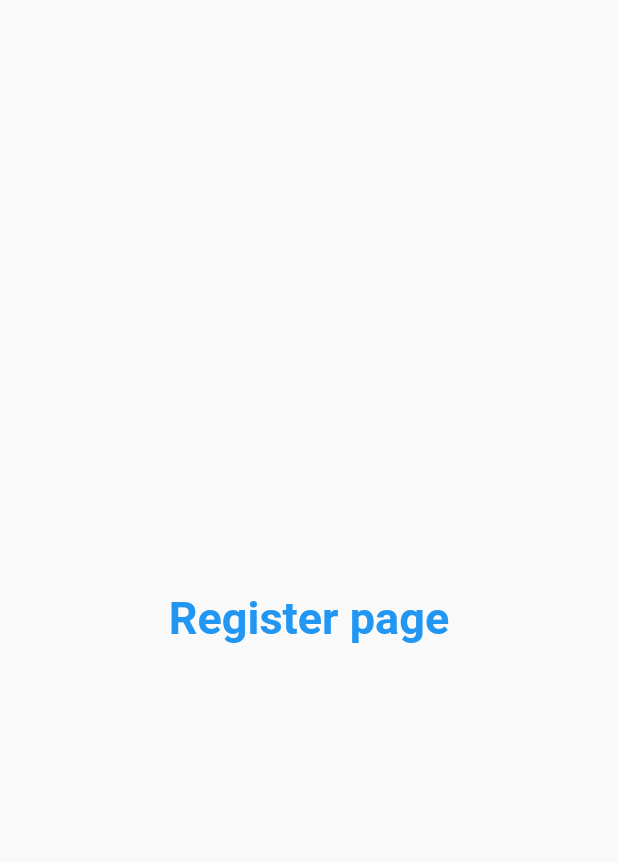
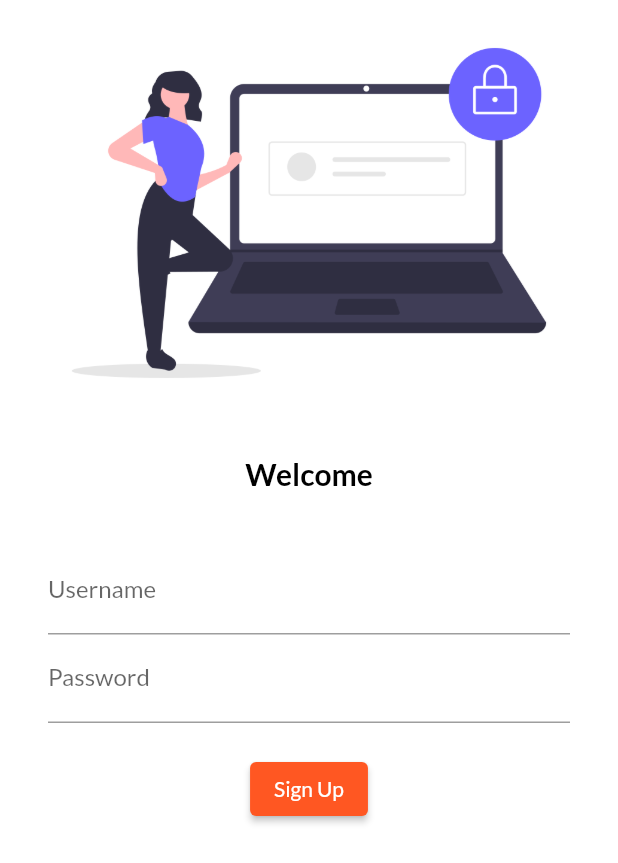
Before and after one commit to noviceyash/Flutter_app, a Flutter app: the screen it shows after launch, on a phone screen of 412 x 824 dp. Shown: the top 863 px of the screen. Run offline on Flutter 3.47's test engine with Material 2 defaults, Android fonts, the light colour scheme and no system bars; our stand-ins replace google_fonts.

Commit message:
AddingImages,GoogleFonts,ElevatedButton,LoginPage

```diff
--- a/lib/main.dart
+++ b/lib/main.dart
@@ -1,6 +1,7 @@
 import 'package:flutter/material.dart';
+import 'package:google_fonts/google_fonts.dart';
 import 'package:scapes_bouquet/pages/home_page.dart';
-import 'package:scapes_bouquet/pages/login.dart';
+// import 'package:scapes_bouquet/pages/login.dart';
 import 'package:scapes_bouquet/pages/register.dart';
 
 void main() {
@@ -12,14 +13,16 @@ class MyApp extends StatelessWidget {
   Widget build(BuildContext context) {
     return MaterialApp(
       themeMode: ThemeMode.system,
-      theme: ThemeData(primarySwatch: Colors.deepOrange),
+      theme: ThemeData(
+        primarySwatch: Colors.deepOrange,
+        fontFamily: GoogleFonts.lato().fontFamily),
       darkTheme: ThemeData(
         brightness: Brightness.dark,
       ),
-      initialRoute: "/home",
+      initialRoute: "/",
       routes: {
         "/": (context) => Register(),
-        "/register": (context) => HomePage(),
+        "/home": (context) => HomePage(),
       },
     );
   }
--- a/lib/pages/register.dart
+++ b/lib/pages/register.dart
@@ -1,18 +1,61 @@
 import 'package:flutter/material.dart';
+import 'package:scapes_bouquet/pages/home_page.dart';
 
 class Register extends StatelessWidget {
   @override
   Widget build(BuildContext context) {
     return Material(
-      child: Center(
-        child: Text(
-          "Register page",
+      color: Colors.white,
+      child: Column(children: [
+        Image.asset(
+          "assets/images/login_page.png",
+          fit: BoxFit.cover,
+        ),
+        SizedBox(
+          height: 20.0,
+        ),
+        Text(
+          "Welcome",
           style: TextStyle(
-            fontSize: 30,
-            color: Colors.blue,
+            color: Colors.black,
+            fontSize: 20,
             fontWeight: FontWeight.bold,
-        ),),
+          ),
         ),
+        SizedBox(
+          height: 20.0,
+        ),
+        Padding(
+          padding: const EdgeInsets.symmetric(vertical: 16.0, horizontal: 32.0),
+          child: Column(
+            children: [
+              TextFormField(
+                decoration: InputDecoration(
+                  hintText: "Enter Username",
+                  labelText: "Username",
+                ),
+              ),
+              TextFormField(
+                obscureText: true,
+                decoration: InputDecoration(
+                  hintText: "Enter Password",
+                  labelText: "Password",
+                ),
+              ),
+              SizedBox(
+                height: 20.0,
+              ),
+              ElevatedButton(
+                child: Text("Sign Up"),
+                style: TextButton.styleFrom(),
+                onPressed: () {
+                  print("Hi Yash");
+                },
+              ),
+            ],
+          ),
+        )
+      ]),
     );
   }
 }
--- a/pubspec.yaml
+++ b/pubspec.yaml
@@ -34,6 +34,7 @@ dependencies:
   # The following adds the Cupertino Icons font to your application.
   # Use with the CupertinoIcons class for iOS style icons.
   cupertino_icons: ^1.0.2
+  google_fonts: ^2.3.1
 
 dev_dependencies:
   flutter_test:
@@ -58,8 +59,8 @@ flutter:
   uses-material-design: true
 
   # To add assets to your application, add an assets section, like this:
-  # assets:
-  #   - images/a_dot_burr.jpeg
+  assets:
+    - assets/images/
   #   - images/a_dot_ham.jpeg
 
   # An image asset can refer to one or more resolution-specific "variants", see
```
Also changed, not shown: assets/images/login_page.png (added), pubspec.lock.
